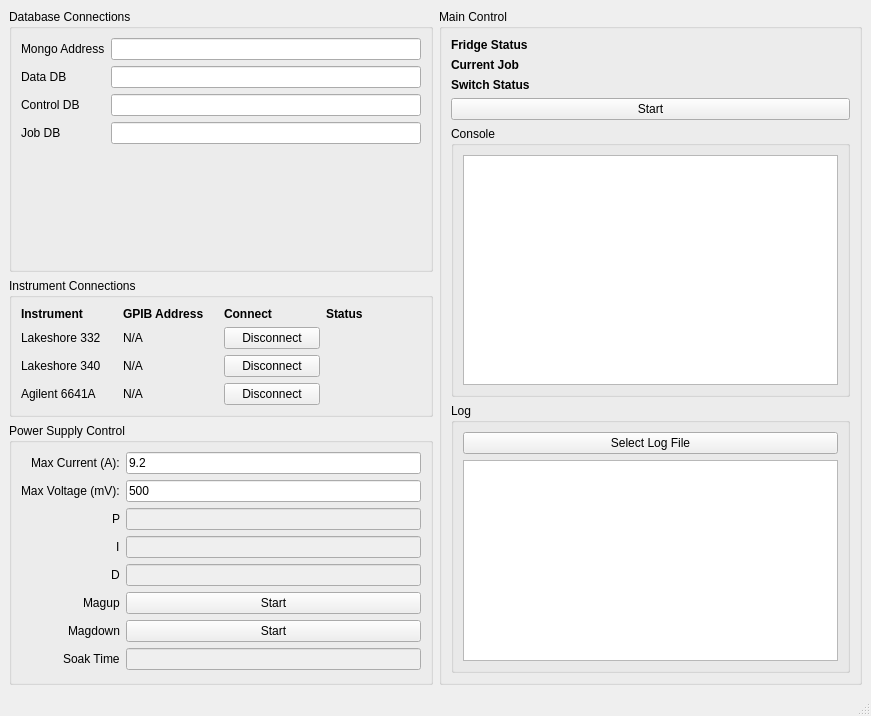
The window that python/gui.ui (Plourde-Research-Lab/Lab-Control) describes before a commit, drawn with Qt 5.
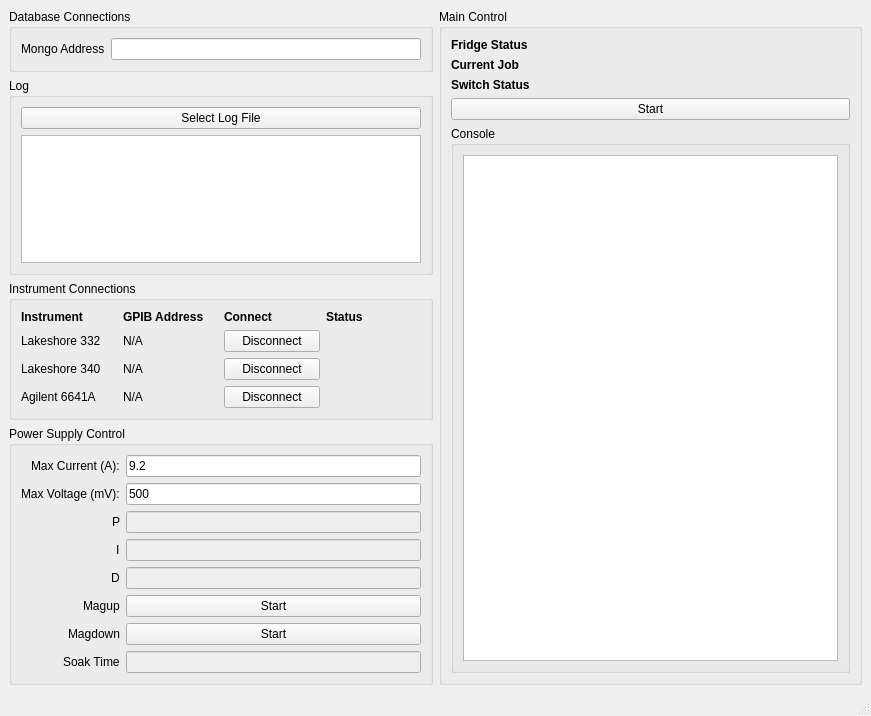
The same window after the commit.

Commit message: Removed useless fields from gui

What changed in the file:
```diff
--- a/python/gui.ui
+++ b/python/gui.ui
@@ -51,66 +51,6 @@
                    </property>
                   </widget>
                  </item>
-                 <item row="1" column="0">
-                  <widget class="QLabel" name="label_23">
-                   <property name="text">
-                    <string>Data DB</string>
-                   </property>
-                  </widget>
-                 </item>
-                 <item row="2" column="0">
-                  <widget class="QLabel" name="label_24">
-                   <property name="text">
-                    <string>Control DB</string>
-                   </property>
-                  </widget>
-                 </item>
-                 <item row="3" column="0">
-                  <widget class="QLabel" name="label_25">
-                   <property name="text">
-                    <string>Job DB</string>
-                   </property>
-                  </widget>
-                 </item>
-                 <item row="1" column="1">
-                  <widget class="QLineEdit" name="dataDBInput">
-                   <property name="sizePolicy">
-                    <sizepolicy hsizetype="Minimum" vsizetype="Fixed">
-                     <horstretch>0</horstretch>
-                     <verstretch>0</verstretch>
-                    </sizepolicy>
-                   </property>
-                   <property name="text">
-                    <string/>
-                   </property>
-                  </widget>
-                 </item>
-                 <item row="2" column="1">
-                  <widget class="QLineEdit" name="controlDBInput">
-                   <property name="sizePolicy">
-                    <sizepolicy hsizetype="Minimum" vsizetype="Fixed">
-                     <horstretch>0</horstretch>
-                     <verstretch>0</verstretch>
-                    </sizepolicy>
-                   </property>
-                   <property name="text">
-                    <string/>
-                   </property>
-                  </widget>
-                 </item>
-                 <item row="3" column="1">
-                  <widget class="QLineEdit" name="jobDBInput">
-                   <property name="sizePolicy">
-                    <sizepolicy hsizetype="Minimum" vsizetype="Fixed">
-                     <horstretch>0</horstretch>
-                     <verstretch>0</verstretch>
-                    </sizepolicy>
-                   </property>
-                   <property name="text">
-                    <string/>
-                   </property>
-                  </widget>
-                 </item>
                 </layout>
                </item>
               </layout>
@@ -118,6 +58,33 @@
             </layout>
            </widget>
           </item>
+          <item>
+           <widget class="QGroupBox" name="groupBox_5">
+            <property name="title">
+             <string>Log</string>
+            </property>
+            <layout class="QGridLayout" name="gridLayout_8">
+             <item row="1" column="0">
+              <widget class="QTextBrowser" name="logText">
+               <property name="html">
+                <string>&lt;!DOCTYPE HTML PUBLIC &quot;-//W3C//DTD HTML 4.0//EN&quot; &quot;http://www.w3.org/TR/REC-html40/strict.dtd&quot;&gt;
+&lt;html&gt;&lt;head&gt;&lt;meta name=&quot;qrichtext&quot; content=&quot;1&quot; /&gt;&lt;style type=&quot;text/css&quot;&gt;
+p, li { white-space: pre-wrap; }
+&lt;/style&gt;&lt;/head&gt;&lt;body style=&quot; font-family:'MS Shell Dlg 2'; font-size:8.25pt; font-weight:400; font-style:normal;&quot;&gt;
+&lt;p style=&quot;-qt-paragraph-type:empty; margin-top:0px; margin-bottom:0px; margin-left:0px; margin-right:0px; -qt-block-indent:0; text-indent:0px;&quot;&gt;&lt;br /&gt;&lt;/p&gt;&lt;/body&gt;&lt;/html&gt;</string>
+               </property>
+              </widget>
+             </item>
+             <item row="0" column="0">
+              <widget class="QPushButton" name="logFileSelectBtn">
+               <property name="text">
+                <string>Select Log File</string>
+               </property>
+              </widget>
+             </item>
+            </layout>
+           </widget>
+          </item>
           <item>
            <widget class="QGroupBox" name="groupBox_2">
             <property name="sizePolicy">
@@ -565,33 +532,6 @@
                </item>
               </layout>
              </item>
-             <item row="2" column="0">
-              <widget class="QGroupBox" name="groupBox_5">
-               <property name="title">
-                <string>Log</string>
-               </property>
-               <layout class="QGridLayout" name="gridLayout_8">
-                <item row="1" column="0">
-                 <widget class="QTextBrowser" name="logText">
-                  <property name="html">
-                   <string>&lt;!DOCTYPE HTML PUBLIC &quot;-//W3C//DTD HTML 4.0//EN&quot; &quot;http://www.w3.org/TR/REC-html40/strict.dtd&quot;&gt;
-&lt;html&gt;&lt;head&gt;&lt;meta name=&quot;qrichtext&quot; content=&quot;1&quot; /&gt;&lt;style type=&quot;text/css&quot;&gt;
-p, li { white-space: pre-wrap; }
-&lt;/style&gt;&lt;/head&gt;&lt;body style=&quot; font-family:'MS Shell Dlg 2'; font-size:8.25pt; font-weight:400; font-style:normal;&quot;&gt;
-&lt;p style=&quot;-qt-paragraph-type:empty; margin-top:0px; margin-bottom:0px; margin-left:0px; margin-right:0px; -qt-block-indent:0; text-indent:0px;&quot;&gt;&lt;br /&gt;&lt;/p&gt;&lt;/body&gt;&lt;/html&gt;</string>
-                  </property>
-                 </widget>
-                </item>
-                <item row="0" column="0">
-                 <widget class="QPushButton" name="logFileSelectBtn">
-                  <property name="text">
-                   <string>Select Log File</string>
-                  </property>
-                 </widget>
-                </item>
-               </layout>
-              </widget>
-             </item>
              <item row="1" column="0">
               <widget class="QGroupBox" name="groupBox_6">
                <property name="title">
```
